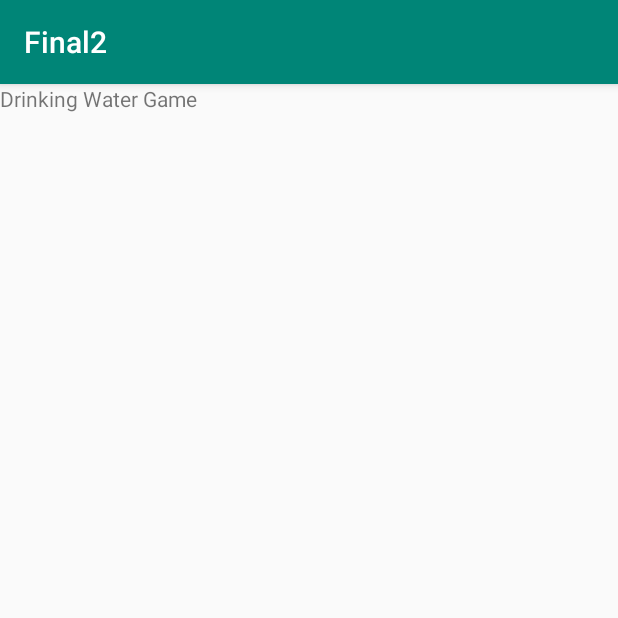
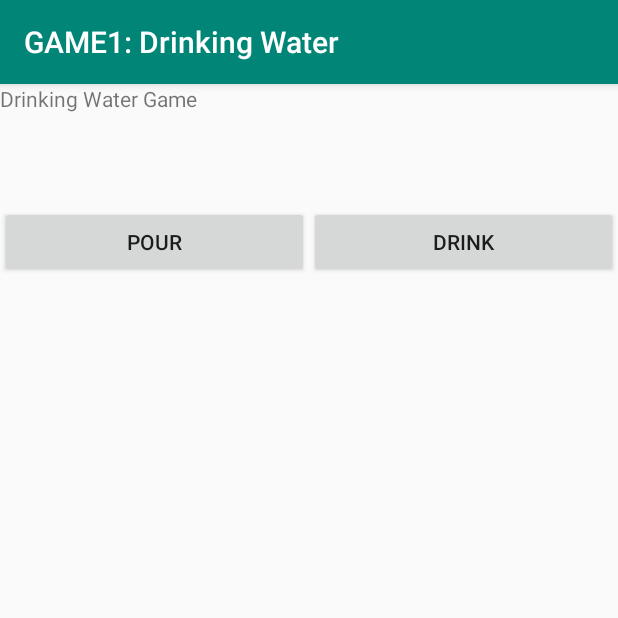
Before and after one commit to charlesruzhang/Final2, an Android app: the Game1Activity screen opened directly, with no data from a screen before it, on a phone screen of 412 x 824 dp, the top half of it. Run offline under Robolectric (Android 15) with nearby library versions, the phone set to English and light mode, and no system bars.

Commit message:
Activity1 commit by Yijie Huang version 2 add two button change the title

```diff
--- a/app/src/main/java/com/example/final2/Game1Activity.java
+++ b/app/src/main/java/com/example/final2/Game1Activity.java
@@ -11,6 +11,7 @@ import android.hardware.SensorManager;
 import android.os.Bundle;
 import android.util.Log;
 import android.view.View;
+import android.widget.Button;
 import android.widget.ImageView;
 import android.widget.TextView;
 
@@ -41,13 +42,25 @@ public class Game1Activity extends AppCompatActivity {
     protected void onCreate(Bundle savedInstanceState) {
         super.onCreate(savedInstanceState);
         setContentView(R.layout.activity_game1);
+        setTitle("GAME1: Drinking Water");
         setInitialViews();
+
         ImageView full = findViewById(R.id.full);
         ImageView half = findViewById(R.id.half);
         ImageView empty = findViewById(R.id.empty);
         full.setVisibility(View.VISIBLE);
         half.setVisibility(View.GONE);
         empty.setVisibility(View.GONE);
+
+        //useless button
+        Button drinkButton = findViewById(R.id.drinkbutton);
+        Button pourButton = findViewById(R.id.pourbutton);
+        drinkButton.setOnClickListener(unused -> {
+            drinkButton.setText("It is too Hot");
+        });
+        pourButton.setOnClickListener(unused -> {
+            pourButton.setText("You could not pour it");
+        });
         mySensorListener = new TestSensorListener();
         mySensorManager = (SensorManager) getSystemService(Context.SENSOR_SERVICE);
         myAccelerometer = mySensorManager.getDefaultSensor(Sensor.TYPE_ACCELEROMETER);
@@ -85,7 +98,7 @@ public class Game1Activity extends AppCompatActivity {
             ImageView empty = findViewById(R.id.empty);
 
 
-            if (half.getVisibility() == View.VISIBLE && event.values[1] < -accNumber
+            if (half.getVisibility() == View.VISIBLE && event.values[1] < (-1 * accNumber)
                     && sensorInfotext.getText().toString().equals("Drink it again")) {
                 sensorInfotext.setText("tada finish");
                 half.setVisibility(View.GONE);
@@ -94,8 +107,8 @@ public class Game1Activity extends AppCompatActivity {
 
             if (half.getVisibility() == View.VISIBLE && event.values[1] > accNumber) {
                 sensorInfotext.setText("Drink it again");
-            } else if (event.values[1] < -accNumber && full.getVisibility() == View.VISIBLE) {
-                sensorInfotext.setText("Drink the Water");
+            } else if (event.values[1] < (-1 * accNumber) && full.getVisibility() == View.VISIBLE) {
+                sensorInfotext.setText("Drink Water");
                 full.setVisibility(View.GONE);
                 half.setVisibility(View.VISIBLE);
             }
--- a/app/src/main/res/layout/activity_game1.xml
+++ b/app/src/main/res/layout/activity_game1.xml
@@ -34,5 +34,28 @@
             android:layout_width="match_parent"
             android:layout_height="wrap_content"
             tools:srcCompat="@tools:sample/avatars" />
+
+        <LinearLayout
+            android:id="@+id/Unused"
+            android:layout_width="match_parent"
+            android:layout_height="match_parent"
+            android:orientation="horizontal">
+
+            <Button
+                android:id="@+id/pourbutton"
+                android:layout_width="wrap_content"
+                android:layout_height="wrap_content"
+                android:layout_weight="1"
+                android:text="Pour" />
+
+            <Button
+                android:id="@+id/drinkbutton"
+                android:layout_width="wrap_content"
+                android:layout_height="wrap_content"
+                android:layout_weight="1"
+                android:text="Drink" />
+        </LinearLayout>
+
     </LinearLayout>
+
 </androidx.constraintlayout.widget.ConstraintLayout>
```
Also changed, not shown: app/src/main/java/com/example/final2/CatalogActivity.java (+8 -0 lines).
